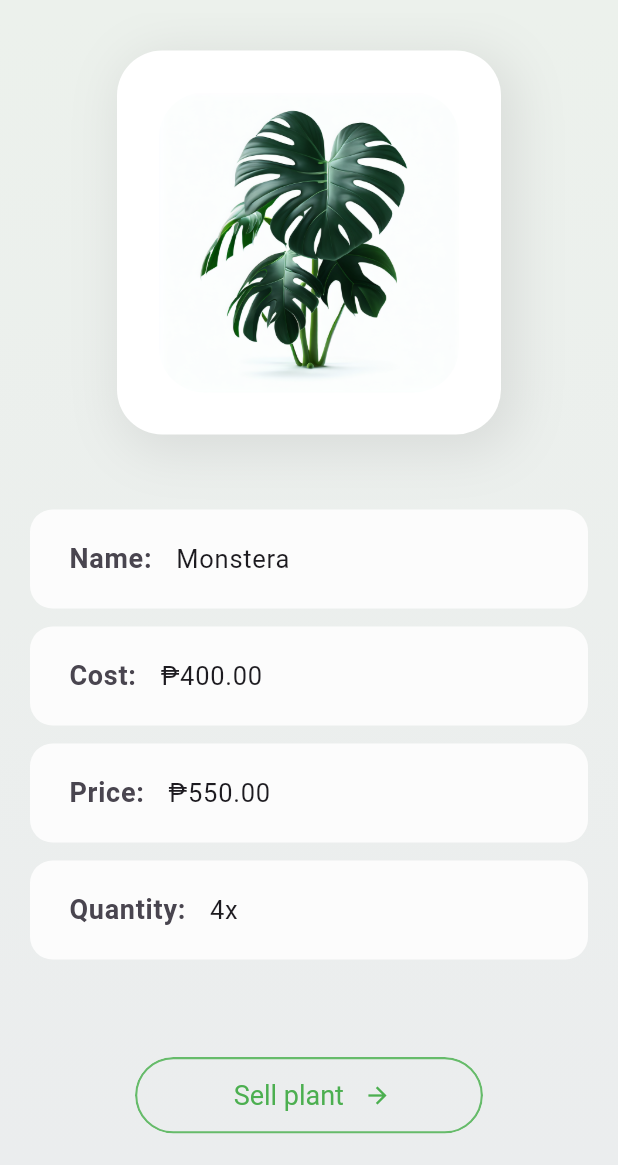
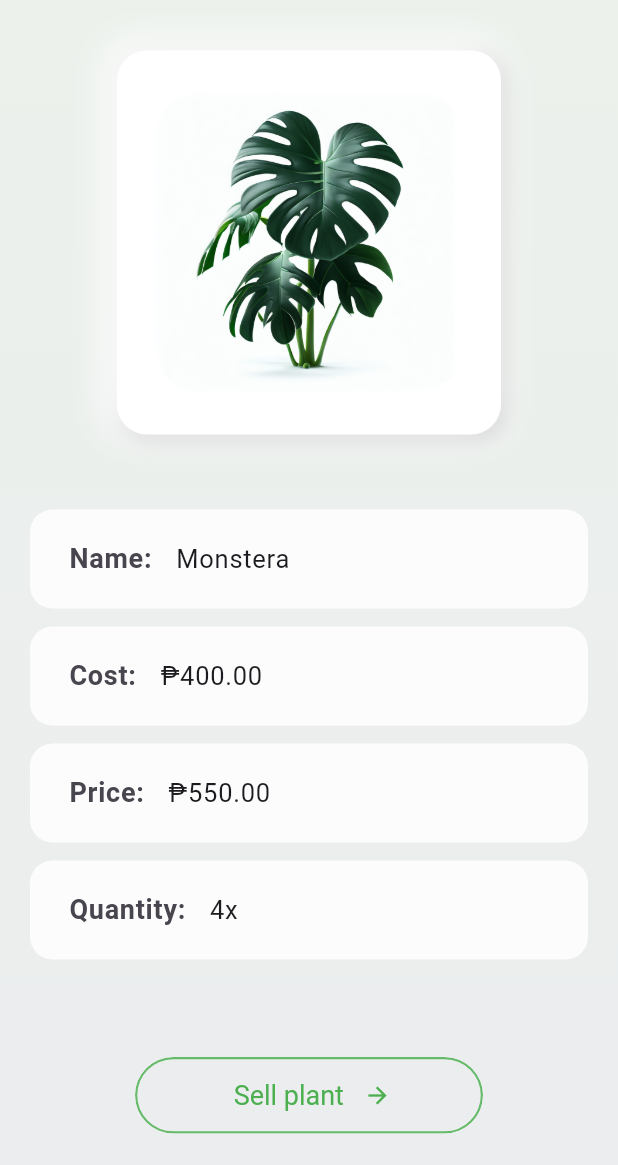
Before and after one commit to mechanixox/Plantdemic, a Flutter app: the screen it shows after launch, after a tap on "Monstera", on a phone screen of 412 x 824 dp, the part 71-1236 px from its top. Run offline on Flutter 3.47's test engine with Material 2 defaults, Android fonts, the phone set to English and light mode, and no system bars; drawn by our look-alikes of flutter_slidable; our stand-ins replace fl_chart, google_nav_bar, hive_flutter, image_picker, lottie, page_transition and 1 more; accounts and stored records are empty; statements that could not run were skipped; project files that could hold a hidden picture were left out.

Commit message:
fixed a bug when modifying plant info...
...successfully stored the changes in the database

```diff
--- a/plantdemic/lib/pages/plant_info_page.dart
+++ b/plantdemic/lib/pages/plant_info_page.dart
@@ -23,14 +23,19 @@ class _ManagePlantPageState extends State<ManagePlantPage> {
   final TextEditingController _nameController = TextEditingController();
   final TextEditingController _priceController = TextEditingController();
   final TextEditingController _quantityController = TextEditingController();
-
+  PlantdemicDatabase db = PlantdemicDatabase();
+  List<Plant> inventoryPlants = [];
   @override
   void initState() {
     super.initState();
-    Provider.of<Plantdemic>(context, listen: false).prepareData();
+    fetchInventoryData();
     _nameController.text = widget.plant.name;
     _priceController.text = widget.plant.price;
     _quantityController.text = widget.plant.quantity;
+  }
+
+  void fetchInventoryData() {
+    inventoryPlants = db.readInventoryData();
   }
 
   @override
@@ -241,9 +246,10 @@ class _ManagePlantPageState extends State<ManagePlantPage> {
     );
   }
 
-  PlantdemicDatabase db = PlantdemicDatabase();
-
   void editPlantInfo(Plant individualPlant) {
+    List<Plant> inventoryPlants =
+        Provider.of<Plantdemic>(context, listen: false).inventory;
+    //
     showDialog(
       context: context,
       builder: (context) {
@@ -359,6 +365,7 @@ class _ManagePlantPageState extends State<ManagePlantPage> {
                   setState(() {
                     individualPlant.price = newPrice;
                     individualPlant.quantity = newQuantity;
+                    db.saveInventoryData(inventoryPlants);
                   });
                   Provider.of<Plantdemic>(context, listen: false)
                       .notifyListeners();
@@ -404,9 +411,9 @@ class _ManagePlantPageState extends State<ManagePlantPage> {
                   individualPlant.price = newPrice;
                   individualPlant.quantity = newQuantity;
                 });
-                List<Plant> inventoryPlants =
-                    Provider.of<Plantdemic>(context, listen: false).inventory;
+
                 db.saveInventoryData(inventoryPlants);
+
                 Provider.of<Plantdemic>(context, listen: false)
                     .notifyListeners();
                 Navigator.pop(context);
@@ -498,24 +505,32 @@ class _ManagePlantPageState extends State<ManagePlantPage> {
                         height: 256,
                         width: 256,
                         decoration: BoxDecoration(
+                            borderRadius: BorderRadius.circular(20),
                             color: Color.fromARGB(255, 255, 255, 255),
-                          borderRadius: BorderRadius.circular(30),
                             boxShadow: [
                               BoxShadow(
-                              color: Colors.grey.withOpacity(0.25),
-                              spreadRadius: 4,
-                              blurRadius: 30,
-                              offset: Offset(6, 7),
+                                color: Color.fromARGB(255, 191, 191, 191),
+                                offset: Offset(2.0, 2.0),
+                                blurRadius: 10,
+                                spreadRadius: 0,
                               ),
-                          ],
+                              BoxShadow(
+                                color: Color.fromARGB(255, 255, 255, 255),
+                                offset: Offset(-4.0, -4.0),
+                                blurRadius: 20,
+                                spreadRadius: 3,
                               ),
+                            ]),
                         child: ClipRRect(
                           borderRadius: BorderRadius.circular(30),
+                          child: Padding(
+                            padding: const EdgeInsets.only(right: 5.0),
                             child: Image.asset(
                               widget.plant.imagePath,
                               width: 200, // Adjust the width of the image
                               height: 200, // Adjust the height of the image
                               fit: BoxFit.contain,
+                            ),
                           ),
                         ),
                       ),
```
Lines whose indentation alone changed are shown as unchanged.
